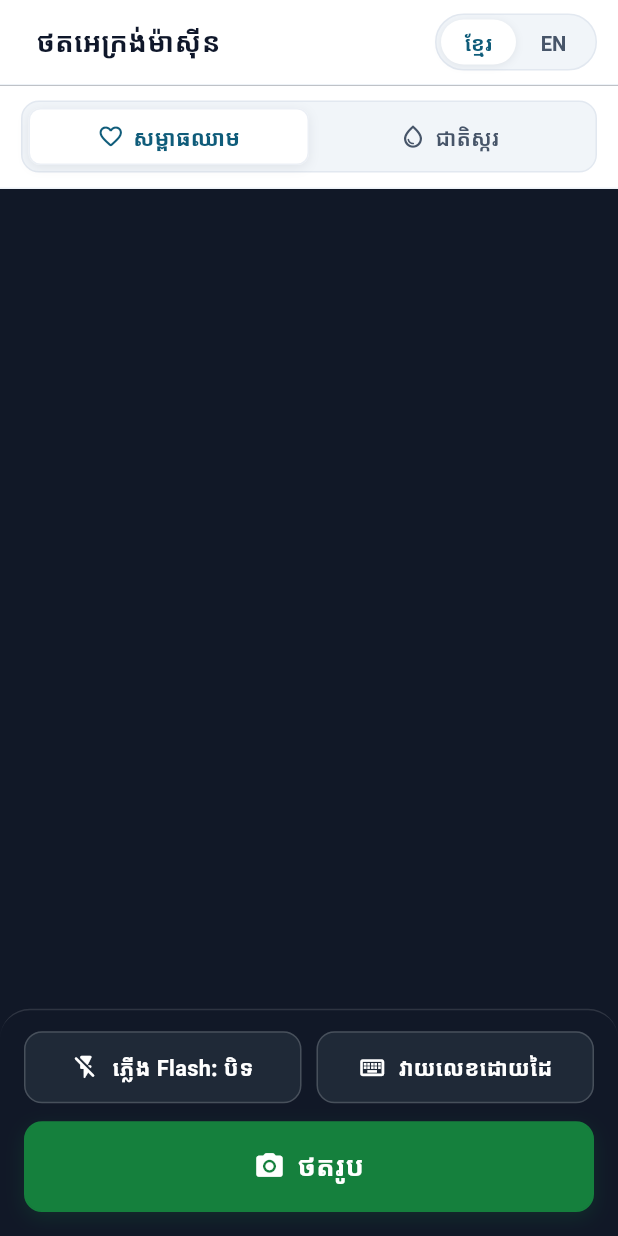
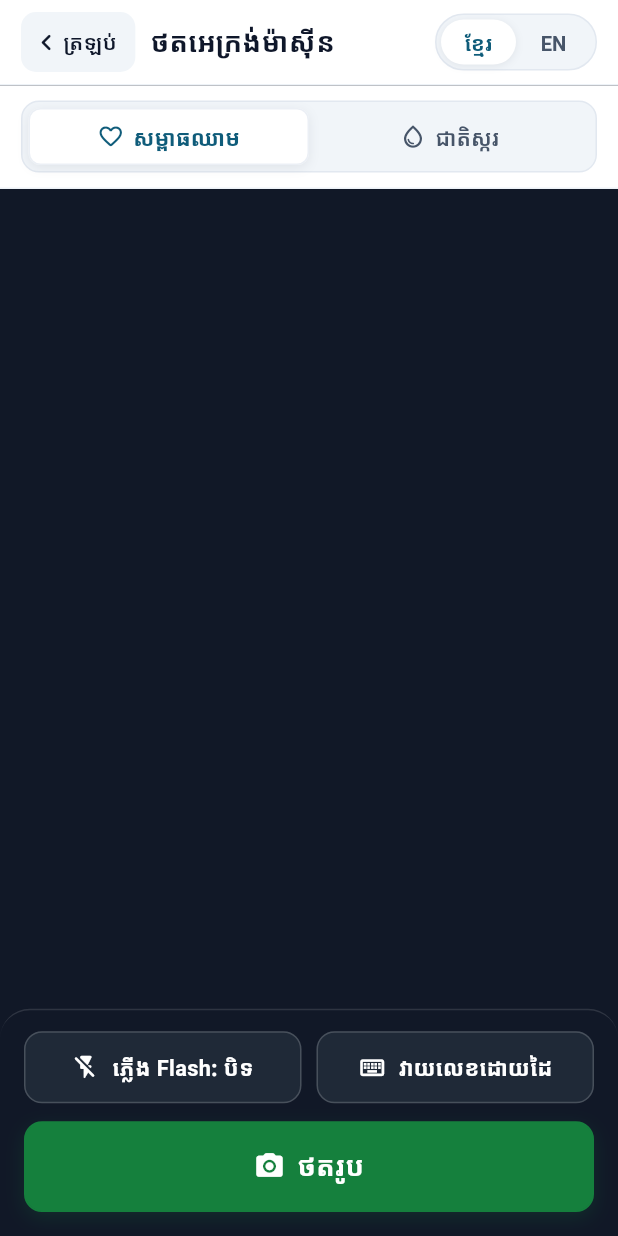
Before and after one commit to Chumdararith-LOU/E-Health-monitoring-app, a Flutter app: the CameraScreen screen opened directly, on a phone screen of 412 x 824 dp. Run offline on Flutter 3.47's test engine with Material 3 defaults, Android fonts, the phone set to English and light mode, and no system bars.

Commit message:
fix invisible bottom tabs and back button
Co-Authored-By: Claude Opus 5.5 <noreply@anthropic.com>

```diff
--- a/mobile/lib/widgets/shell_parts.dart
+++ b/mobile/lib/widgets/shell_parts.dart
@@ -424,6 +424,7 @@ class _TapScaleState extends State<_TapScale> {
         scale: _down ? 0.94 : 1.0,
         duration: const Duration(milliseconds: 110),
         curve: Curves.easeOutCubic,
+        child: widget.child,
       ),
     );
   }
```
